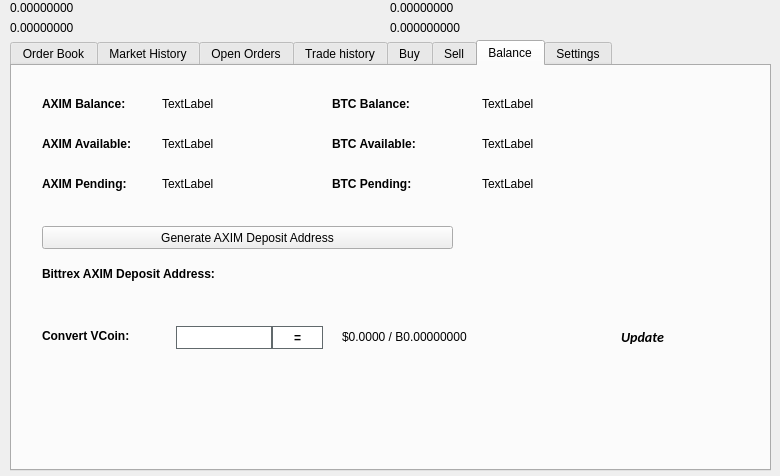
First picture: the form in src/qt/forms/tradingdialog.ui, repository aigon1989/AXIM, before the edit.
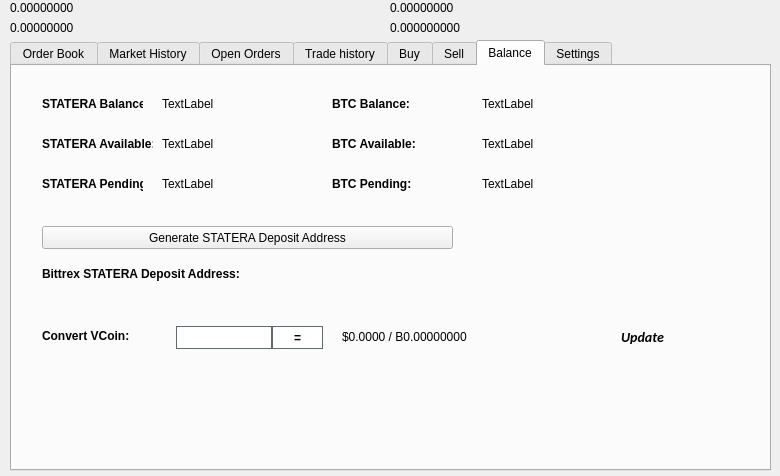
Second picture: the form after the edit. The open tabs and pages were chosen to show the change. Icons and pictures are not drawn.

Commit message: Rename to Statera as requested

The edit to the form file:
```diff
--- a/src/qt/forms/tradingdialog.ui
+++ b/src/qt/forms/tradingdialog.ui
@@ -2762,7 +2762,7 @@
       </font>
      </property>
      <property name="text">
-      <string>AXIM Balance:</string>
+      <string>STATERA Balance:</string>
      </property>
     </widget>
     <widget class="QLabel" name="label_12">
@@ -2813,7 +2813,7 @@
       </font>
      </property>
      <property name="text">
-      <string>AXIM Available:</string>
+      <string>STATERA Available:</string>
      </property>
     </widget>
     <widget class="QLabel" name="label_14">
@@ -2832,7 +2832,7 @@
       </font>
      </property>
      <property name="text">
-      <string>AXIM Pending:</string>
+      <string>STATERA Pending:</string>
      </property>
     </widget>
     <widget class="QLabel" name="AXIMPendingLabel">
@@ -2928,7 +2928,7 @@
       </font>
      </property>
      <property name="text">
-      <string>Bittrex AXIM Deposit Address:</string>
+      <string>Bittrex STATERA Deposit Address:</string>
      </property>
     </widget>
     <widget class="QPushButton" name="GenDepositBTN">
@@ -2941,7 +2941,7 @@
       </rect>
      </property>
      <property name="text">
-      <string>Generate AXIM Deposit Address</string>
+      <string>Generate STATERA Deposit Address</string>
      </property>
      <property name="icon">
       <iconset resource="../axim.qrc">
```
Left out of the diff: 48 changed lines with no effect on the pictures. The commit also changes 581 other files.
